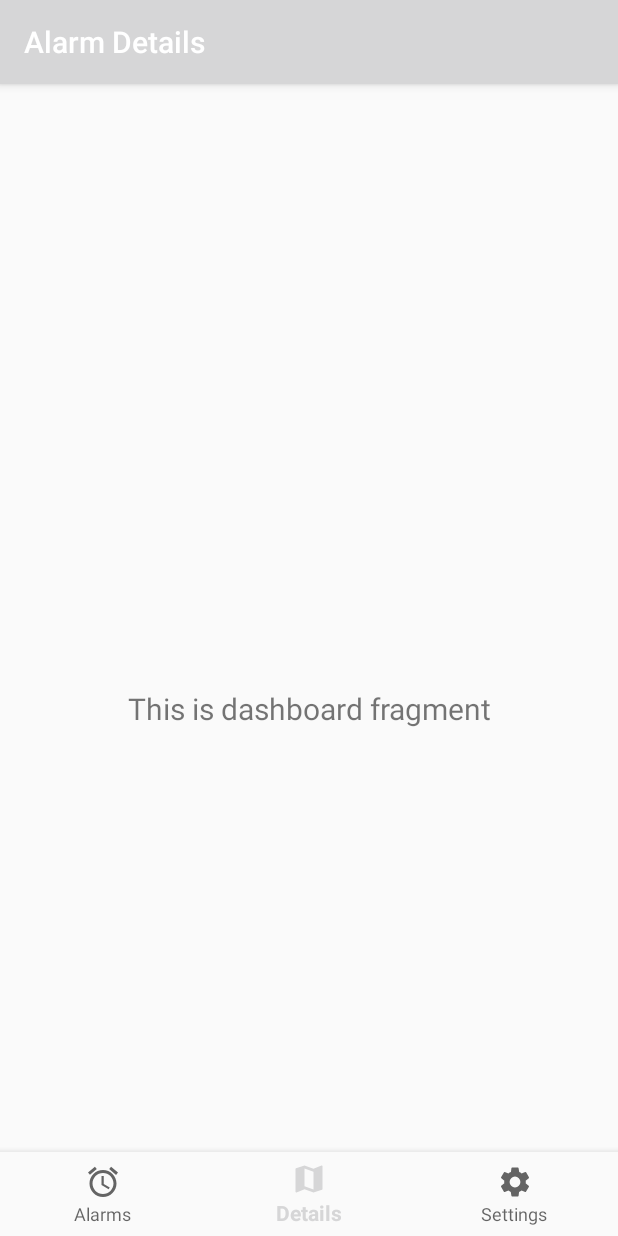
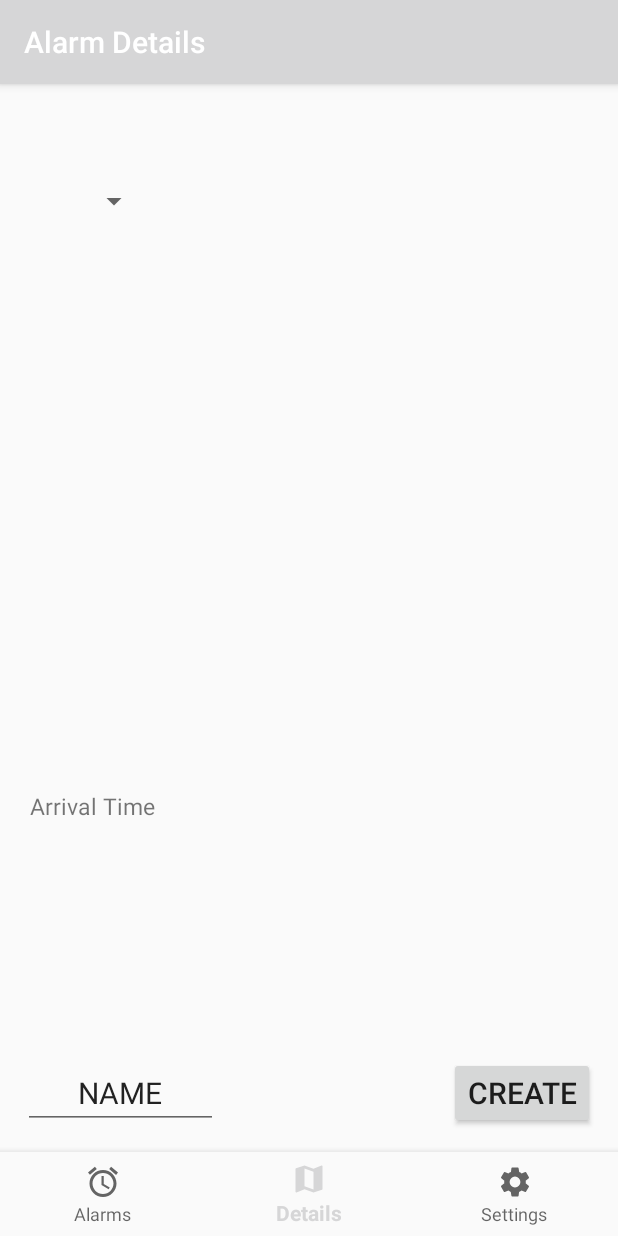
Before and after one commit to pcutter1/true-alarm, an Android app: the AlarmFragment screen opened through its navigation route, on a phone screen of 412 x 824 dp. Run offline under Robolectric (Android 15) with nearby library versions, the phone set to English and light mode, and no system bars; our stand-ins replace navigation-ui; 2 statements that could not run were skipped.

Commit message:
Began alarm detail UI layout

```diff
--- a/app/src/main/res/layout/fragment_alarm_detail.xml
+++ b/app/src/main/res/layout/fragment_alarm_detail.xml
@@ -7,19 +7,52 @@
   android:layout_height="match_parent"
   tools:context=".controller.ui.alarm.AlarmFragment">
 
+  <Spinner
+    android:id="@+id/alarm_detail_spinner"
+    android:layout_width="100dp"
+    android:layout_height="wrap_content"
+    app:layout_constraintStart_toStartOf="parent"
+    app:layout_constraintTop_toTopOf="parent"
+    android:layout_marginTop="10dp"
+    />
+
   <TextView
-    android:id="@+id/text_dashboard"
-    android:layout_width="match_parent"
+    android:layout_width="wrap_content"
     android:layout_height="wrap_content"
-    android:layout_marginTop="8dp"
-    android:layout_marginStart="8dp"
-    android:layout_marginEnd="8dp"
+    app:layout_constraintStart_toStartOf="parent"
+    app:layout_constraintTop_toTopOf="parent"
+    app:layout_constraintBottom_toBottomOf="parent"
+    app:layout_constraintVertical_bias=".6"
+    android:layout_marginStart="20dp"
+    android:textAlignment="center"
+    android:textSize="15sp"
+    android:text="@string/arrival_time_title"/>
+
+
+
+  <EditText
+    android:id="@+id/new_name"
+    android:layout_width="130dp"
+    android:layout_height="wrap_content"
+    app:layout_constraintStart_toStartOf="parent"
+    app:layout_constraintBottom_toTopOf="@id/nav_view"
+    android:layout_marginStart="15dp"
+    android:layout_marginBottom="15dp"
     android:textAlignment="center"
     android:textSize="20sp"
-    app:layout_constraintBottom_toBottomOf="parent"
+    android:text="@string/new_name"/>
+
+  <Button
+    android:id="@+id/create_new"
+    android:layout_width="wrap_content"
+    android:layout_height="wrap_content"
     app:layout_constraintEnd_toEndOf="parent"
-    app:layout_constraintStart_toStartOf="parent"
-    app:layout_constraintTop_toTopOf="parent"/>
+    app:layout_constraintBottom_toTopOf="@id/nav_view"
+    android:layout_marginEnd="15dp"
+    android:layout_marginBottom="15dp"
+    android:textAlignment="center"
+    android:textSize="20sp"
+    android:text="@string/create_alarm"/>
 
   <com.google.android.material.bottomnavigation.BottomNavigationView
     android:id="@+id/nav_view"
--- a/app/src/main/res/layout/fragment_settings.xml
+++ b/app/src/main/res/layout/fragment_settings.xml
@@ -9,7 +9,7 @@
 
 
   <Spinner
-    android:id="@+id/alarms_spinner"
+    android:id="@+id/alarm_settings_spinner"
     android:layout_width="wrap_content"
     android:layout_height="wrap_content"
     app:layout_constraintStart_toStartOf="parent"
@@ -40,7 +40,7 @@
     android:layout_height="wrap_content"
     android:layout_marginHorizontal="8dp"
     android:layout_marginTop="40dp"
-    app:layout_constraintTop_toBottomOf="@id/alarms_spinner">
+    app:layout_constraintTop_toBottomOf="@id/alarm_settings_spinner">
 
     <TextView
       android:id="@+id/snooze_setting_title"
--- a/app/src/main/res/values/strings.xml
+++ b/app/src/main/res/values/strings.xml
@@ -23,7 +23,7 @@
   <string name="alarm_nav">Alarms</string>
   <string name="detail_nav">Details</string>
   <string name="settings_nav">Settings</string>
-  <string name="alarm_title">ALARM</string>
+  <string name="alarm_title">ALARMS</string>
   <string name="alarm1_name">ALARM 1</string>
   <string name="alarm2_name">ALARM 2</string>
   <string name="alarm3_name">ALARM 3</string>
@@ -35,6 +35,10 @@
   <string name="alarm2_leave_by">Leave By \n\n8:03 AM</string>
   <string name="alarm3_wake_time">10:12 AM</string>
   <string name="alarm3_leave_by">Leave By \n\n11:22 AM</string>
+  <string name="edit_alarms">EDIT ALARMS</string>
+  <string name="create_alarm">CREATE</string>
+  <string name="new_name">NAME</string>
+  <string name="arrival_time_title">Arrival Time</string>
 
 
 </resources>
```
Also changed, not shown: app/src/main/res/layout/fragment_home.xml (+15 -6 lines).
